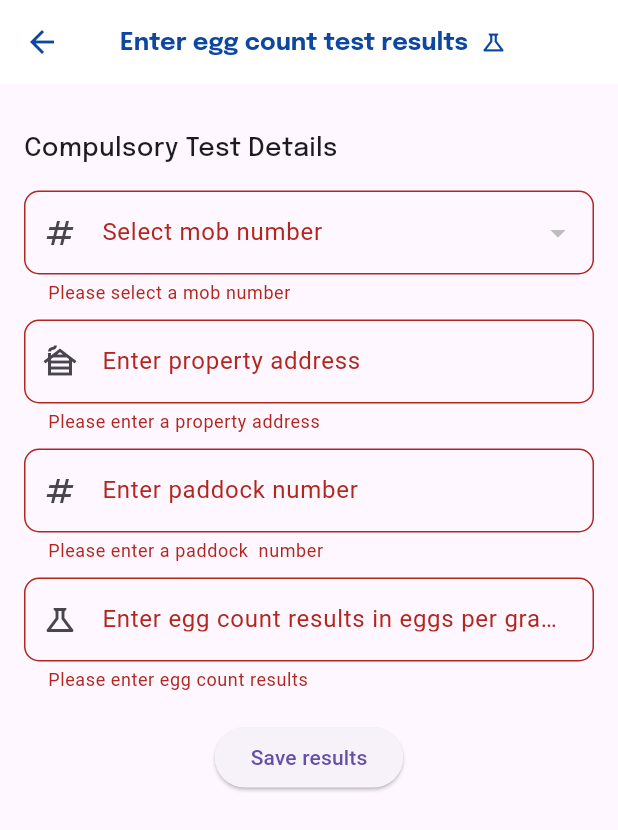
After one commit to mn-nao-ren/drenchmate1017, a Flutter app: the EnterResultsPage screen opened by its route, after a tap on "Save results", on a phone screen of 412 x 824 dp. The commit adds this screen. Shown: the top 830 px of the screen. Run offline on Flutter 3.47's test engine with Material 3 defaults, Android fonts, the phone set to English and light mode, and no system bars; our stand-ins replace cloud_firestore, firebase_auth, firebase_core, google_fonts, modal_progress_hud_nsn; accounts and stored records are empty.

Commit message:
auto prefill 1

```diff
--- a/lib/business_logic/services/firestore_service.dart
+++ b/lib/business_logic/services/firestore_service.dart
@@ -3,6 +3,19 @@ import 'package:cloud_firestore/cloud_firestore.dart';
 
 class FirestoreService {
   final FirebaseFirestore _firestore = FirebaseFirestore.instance;
+
+
+  Future<List<String>> fetchMobs(String userId) async {
+    try {
+      QuerySnapshot snapshot = await _firestore.collection('mobs').where('userId', isEqualTo: userId).get();
+
+
+      return snapshot.docs.map((doc) => doc['mobNumber'].toString()).toList();
+    } catch (e) {
+      print('Error fetching mobs: $e');
+      return [];
+    }
+  }
 
   Future<void> savePropertyData(String userEmail, String propertyName, String location, String country, String countryCode, String postalCode, DateTime createdAt) async {
     await _firestore.collection('properties').add({
@@ -17,13 +30,15 @@ class FirestoreService {
   }
 
 
-  Future<void> saveMob(String propertyAddress, int paddockId, int mobNumber, String mobName) async {
+  Future<void> saveMob(String propertyAddress, int paddockId, int mobNumber, String mobName, String userId, String userEmail) async {
     final mobData = {
       'propertyAddress': propertyAddress,
       'paddockId': paddockId,
       'mobNumber': mobNumber,
       'mobName': mobName,
-      'createdAt': DateTime.now(),
+
+      'userId': userId,
+      'userEmail': userEmail,
     };
 
     try {
--- a/lib/main.dart
+++ b/lib/main.dart
@@ -1,10 +1,10 @@
+import 'package:drenchmate_2024/presentation/screens/enter_egg_test_results.dart';
 import 'package:drenchmate_2024/presentation/screens/generate_report_screen.dart';
 import 'package:drenchmate_2024/presentation/screens/notification_screen.dart';
 import 'package:flutter/material.dart';
 import 'package:firebase_core/firebase_core.dart';
 import 'package:provider/provider.dart';
 import 'business_logic/models/chemical_provider.dart';
-import 'infrastructure/network/firebase_options.dart';
 import 'package:drenchmate_2024/presentation/screens/home_landing_page.dart';
 import 'package:drenchmate_2024/presentation/screens/setup_property_screen.dart';
 import 'package:drenchmate_2024/presentation/screens/email_registration_page.dart';
@@ -39,14 +39,15 @@ class DrenchMateApp extends StatelessWidget {
           HomePage.id: (context) => const HomePage(),
           RegistrationPage.id: (context) => const RegistrationPage(),
 
-          DashboardScreen.id: (context) => DashboardScreen(),
+          DashboardScreen.id: (context) => const DashboardScreen(),
           CreateProfileScreen.id: (context) => const CreateProfileScreen(),
           GenerateReportScreen.id: (context) => const GenerateReportScreen(),
           SetupPropertyScreen.id: (context) => const SetupPropertyScreen(),
           DrenchEntryScreen.id: (context) => const DrenchEntryScreen(),
           ChemicalEntryScreen.id: (context) => const ChemicalEntryScreen(),
           CreateMobPage.id: (context) => const CreateMobPage(),
-          NotificationScreen.id: (context) => NotificationScreen(),
+          NotificationScreen.id: (context) => const NotificationScreen(),
+          EnterResultsPage.id: (context) => const EnterResultsPage(),
 
           // CreateProfileScreen.id: (context) => const CreateProfileScreen(),
         },
--- a/lib/presentation/components/bottom_navigation_bar.dart
+++ b/lib/presentation/components/bottom_navigation_bar.dart
@@ -1,5 +1,4 @@
 import 'package:flutter/material.dart';
-import 'package:drenchmate_2024/presentation/screens/notification_screen.dart';
 
 class MyNavigationBar extends StatefulWidget {
   final int currentIndex;
--- a/lib/presentation/components/today_date_widget.dart
+++ b/lib/presentation/components/today_date_widget.dart
@@ -2,13 +2,15 @@ import 'package:flutter/material.dart';
 import 'package:intl/intl.dart';
 
 class TodayDateWidget extends StatelessWidget {
+  const TodayDateWidget({super.key});
+
   @override
   Widget build(BuildContext context) {
     DateTime today = DateTime.now();
     String formattedDate = DateFormat('yMMMMd').format(today);
 
     return Text(
-      '$formattedDate',
+      formattedDate,
       style: TextStyle(fontSize: 14, color: Colors.grey.shade400)
     );
   }
--- a/lib/presentation/screens/create_mob_page.dart
+++ b/lib/presentation/screens/create_mob_page.dart
@@ -1,8 +1,9 @@
 import 'package:flutter/material.dart';
 import 'package:google_fonts/google_fonts.dart';
-import 'package:cloud_firestore/cloud_firestore.dart';
 import 'package:drenchmate_2024/business_logic/services/firestore_service.dart';
-import 'package:drenchmate_2024/presentation/screens/dashboard_view.dart';
+import 'package:firebase_auth/firebase_auth.dart';
+
+import 'dashboard_view.dart';
 
 class CreateMobPage extends StatefulWidget {
   static String id = 'create_mob_page';
@@ -20,8 +21,15 @@ class _CreateMobPageState extends State<CreateMobPage> {
   int? mobNumber;
   String? mobName;
 
-  final FirebaseFirestore _firestore = FirebaseFirestore.instance;
   final FirestoreService _firestoreService = FirestoreService();
+
+  User? currentUser;
+
+  @override
+  void initState() {
+    super.initState();
+    currentUser = FirebaseAuth.instance.currentUser;
+  }
 
   @override
   Widget build(BuildContext context) {
@@ -153,13 +161,16 @@ class _CreateMobPageState extends State<CreateMobPage> {
                       if (propertyAddress != null &&
                           paddockId != null &&
                           mobNumber != null &&
-                          mobName != null) {
+                          mobName != null &&
+                          currentUser != null) {
                         try {
                           await _firestoreService.saveMob(
                             propertyAddress!,
                             paddockId!,
                             mobNumber!,
                             mobName!,
+                            currentUser!.uid,
+                            currentUser!.email!,
                           );
 
                           ScaffoldMessenger.of(context).showSnackBar(
@@ -172,7 +183,6 @@ class _CreateMobPageState extends State<CreateMobPage> {
                           );
                         }
                       } else {
-                        // Handle the case where values are not set
                         ScaffoldMessenger.of(context).showSnackBar(
                           const SnackBar(content: Text('One or more values are null')),
                         );
--- a/lib/presentation/screens/dashboard_view.dart
+++ b/lib/presentation/screens/dashboard_view.dart
@@ -1,4 +1,5 @@
 import 'package:drenchmate_2024/presentation/screens/chemical_entry_screen.dart';
+import 'package:drenchmate_2024/presentation/screens/enter_egg_test_results.dart';
 import 'package:flutter/material.dart';
 import 'package:drenchmate_2024/presentation/components/highlight_card.dart';
 import 'package:google_fonts/google_fonts.dart';
@@ -16,6 +17,8 @@ import 'package:drenchmate_2024/presentation/screens/notification_screen.dart';
 
 class DashboardScreen extends StatefulWidget {
   static const id = 'dashboard_screen';
+
+  const DashboardScreen({super.key});
   @override
   _DashboardScreenState createState() => _DashboardScreenState();
 }
@@ -204,12 +207,12 @@ class _DashboardScreenState extends State<DashboardScreen> {
                     HighlightCard(
                       color: Colors.lightBlue.shade500,
                       icon: 'assets/icon/mob.png',
-                      title: 'Parasite Testing',
+                      title: 'Parasite Test',
                       subtitle: 'Worm egg count test results',
                       buttonText: 'Enter results',
                       onButtonPressed: () {
                         // add actions
-                        Navigator.pushNamed(context, CreateMobPage.id);
+                        Navigator.pushNamed(context, EnterResultsPage.id);
                       },
                     ),
 
--- /dev/null
+++ b/lib/presentation/screens/enter_egg_test_results.dart
@@ -0,0 +1,235 @@
+import 'package:firebase_auth/firebase_auth.dart';
+import 'package:flutter/material.dart';
+import 'package:google_fonts/google_fonts.dart';
+import 'package:cloud_firestore/cloud_firestore.dart';
+import 'package:drenchmate_2024/business_logic/services/firestore_service.dart';
+import 'package:drenchmate_2024/presentation/screens/dashboard_view.dart';
+
+class EnterResultsPage extends StatefulWidget {
+  static String id = 'enter_results_page';
+
+  const EnterResultsPage({super.key});
+
+  @override
+  _EnterResultsPageState createState() => _EnterResultsPageState();
+}
+
+class _EnterResultsPageState extends State<EnterResultsPage> {
+  final FirestoreService _firestoreService = FirestoreService();
+  User? currentUser = FirebaseAuth.instance.currentUser;
+  final _formKey = GlobalKey<FormState>();
+  String? mobNumber;
+  String? propertyAddress;
+  int? paddockId;
+  int? eggCountResults;
+
+  List<String> mobList = [];
+  List<String> fetchedMobs = [];
+  String? selectedMob;
+
+  Future<void> getMobs() async {
+    if (currentUser != null) {
+      try {
+        fetchedMobs = await _firestoreService.fetchMobs(currentUser!.uid);
+        print('Fetched mobs: $fetchedMobs');
+        setState(() {
+          mobList = fetchedMobs.toSet().toList(); // Ensure unique values
+        });
+        print('Mob List: $mobList');
+
+      } catch (e) {
+        // Handle error fetching mobs
+        print('Error fetching mobs: $e');
+        ScaffoldMessenger.of(context).showSnackBar(
+          SnackBar(content: Text('Failed to load mobs: $e')),
+        );
+      }
+    }
+  }
+
+
+  @override
+  void initState() {
+    super.initState();
+    getMobs();
+  }
+
+
+
+
+
+
+  @override
+  Widget build(BuildContext context) {
+    return Scaffold(
+      appBar: AppBar(
+        backgroundColor: Colors.white,
+        foregroundColor: Colors.blue.shade900,
+        title: Row(
+          children: [
+            Text(
+              '  Enter egg count test results',
+              style: GoogleFonts.epilogue(
+                fontWeight: FontWeight.bold,
+                fontSize: 16,
+              ),
+            ),
+            const SizedBox(width: 8),
+            const Icon(Icons.science_outlined, size: 18),
+          ],
+        ),
+        centerTitle: true,
+      ),
+      body: Padding(
+        padding: const EdgeInsets.all(16.0),
+        child: Form(
+          key: _formKey,
+          child: Column(
+            crossAxisAlignment: CrossAxisAlignment.start,
+            children: [
+              const SizedBox(height: 15),
+              Text(
+                'Compulsory Test Details',
+                  style: GoogleFonts.epilogue(
+                    fontWeight: FontWeight.w500,
+                    fontSize: 17,
+                  ),
+              ),
+              const SizedBox(height: 16),
+
+              /* this one should be a drop down menu, fetch all mobs from
+              * db and display in the menu */
+              DropdownButtonFormField<String>(
+                decoration: InputDecoration(
+                  labelText: 'Select mob number',
+                  prefixIcon: const Icon(Icons.numbers_outlined),
+                  border: OutlineInputBorder(
+                    borderRadius: BorderRadius.circular(10.0),
+                  ),
+                ),
+                value: selectedMob,
+                items: mobList.map((mob) {
+                  return DropdownMenuItem(
+                    value: mob,
+                      child: Text(mob),
+                  );
+                }).toList(),
+                validator: (value) {
+                  if (value == null || value.isEmpty) {
+                    return 'Please select a mob number';
+                  }
+                  return null;
+                },
+                onChanged: (value) {
+                  setState(() {
+                    selectedMob = value;
+                  });
+                },
+                onSaved: (value) {
+                  mobNumber = value;
+                },
+
+              ),
+
+
+              const SizedBox(height: 10),
+
+              /* property address field still lacking auto pre-fill logic here */
+              TextFormField(
+                decoration: InputDecoration(
+                    labelText: 'Enter property address',
+                    prefixIcon: const Icon(Icons.cabin_outlined),
+                    border: OutlineInputBorder(
+                      borderRadius: BorderRadius.circular(10.0),
+                    ),
+                ),
+                keyboardType: TextInputType.text,
+                validator:(value) {
+                  if (value == null || value.isEmpty) {
+                    return 'Please enter a property address';
+                  }
+                  return null;
+                },
+                onSaved: (value) {
+                  propertyAddress = value;
+                },
+              ),
+              const SizedBox(height: 10),
+
+              /* another drop down field of paddock numbers user has entered in
+              * the system previously  */
+              TextFormField(
+                decoration: InputDecoration(
+                  labelText: 'Enter paddock number',
+                  prefixIcon: const Icon(Icons.numbers_outlined),
+                  border: OutlineInputBorder(
+                    borderRadius: BorderRadius.circular(10.0),
+                  ),
+                ),
+                keyboardType: TextInputType.number,
+                validator: (value) {
+                  if (value == null || value.isEmpty) {
+                    return 'Please enter a paddock  number';
+                  }
+                  return null;
+                },
+                onSaved: (value) {
+                  paddockId = int.parse(value!);
+                },
+              ),
+              const SizedBox(height: 10),
+              TextFormField(
+                decoration: InputDecoration(
+                  labelText: 'Enter egg count results in eggs per gram (epg)',
+                  prefixIcon: const Icon(Icons.science_outlined),
+                  border: OutlineInputBorder(
+                    borderRadius: BorderRadius.circular(10.0),
+                  ),
+                ),
+                validator: (value) {
+                  if (value == null || value.isEmpty) {
+                    return 'Please enter egg count results';
+                  }
+                  return null;
+                },
+                onSaved: (value) {
+                  eggCountResults = int.parse(value!);
+                },
+              ),
+              const SizedBox(height: 20,),
+              Center(
+                child: ElevatedButton(
+                  onPressed: () async {
+                    if (_formKey.currentState!.validate()) {
+                      _formKey.currentState!.save();
+
+                      if (mobNumber != null &&
+                          propertyAddress != null &&
+                          paddockId != null &&
+                          eggCountResults != null) {
+                        try {
+                          // await _firestoreService.
+                          // saveEggResults function
+
+                        } catch (e) {
+                          // close
+                        }
+                      } else {
+                        ScaffoldMessenger.of(context).showSnackBar(
+                          const SnackBar(content: Text('One or more values are null')),
+                        );
+                      }
+                    }
+                  },
+                  child: const Text('Save results'),
+                )
+              )
+
+            ]
+          )
+        )
+      )
+    );
+  }
+
+}
--- a/lib/presentation/screens/notification_screen.dart
+++ b/lib/presentation/screens/notification_screen.dart
@@ -2,7 +2,6 @@ import 'package:drenchmate_2024/presentation/components/bottom_navigation_bar.da
 import 'package:drenchmate_2024/presentation/components/today_date_widget.dart';
 import 'package:flutter/material.dart';
 import 'package:google_fonts/google_fonts.dart';
-import 'package:drenchmate_2024/presentation/components/today_date_widget.dart';
 import '../components/username.dart';
 
 
@@ -10,6 +9,8 @@ import '../components/username.dart';
 
 class NotificationScreen extends StatefulWidget {
   static String id = 'notification_screen';
+
+  const NotificationScreen({super.key});
   @override
   _NotificationScreenState createState() => _NotificationScreenState();
 }
@@ -91,13 +92,13 @@ class _NotificationScreenState extends State<NotificationScreen> {
                   * */
                   itemCount: 10,
                   itemBuilder: (context, index) {
-                    return Column(
+                    return const Column(
                       crossAxisAlignment: CrossAxisAlignment.start,
                       children: [
                         Row(
                           children: [
-                            const Icon(Icons.calendar_today, size: 16, color: Colors.grey),
-                            const SizedBox(width: 8),
+                            Icon(Icons.calendar_today, size: 16, color: Colors.grey),
+                            SizedBox(width: 8),
 
                             /* this date time widget needs to display the date and time
                             * at which the notification was triggered and sent out. not just today's
@@ -107,7 +108,7 @@ class _NotificationScreenState extends State<NotificationScreen> {
 
                           ],
                         ),
-                        const SizedBox(height: 10),
+                        SizedBox(height: 10),
 
                         /* The design of each notification is:
                         * Reasons for drenching -
@@ -117,14 +118,14 @@ class _NotificationScreenState extends State<NotificationScreen> {
                         * report re-infection risk: high or low?
                         * Last drench effective period exceeded: yes or no
                         *  */
-                        const Text(
+                        Text(
                           'Average Rainfall hits limit, time to Drench.',
                           style: TextStyle(
                             fontSize: 16,
                             color: Colors.black,
                           ),
                         ),
-                        const Divider(),
+                        Divider(),
                       ],
                     );
                   },
```
Also changed, not shown: lib/business_logic/services/fetch_mob_helper.dart (added).
